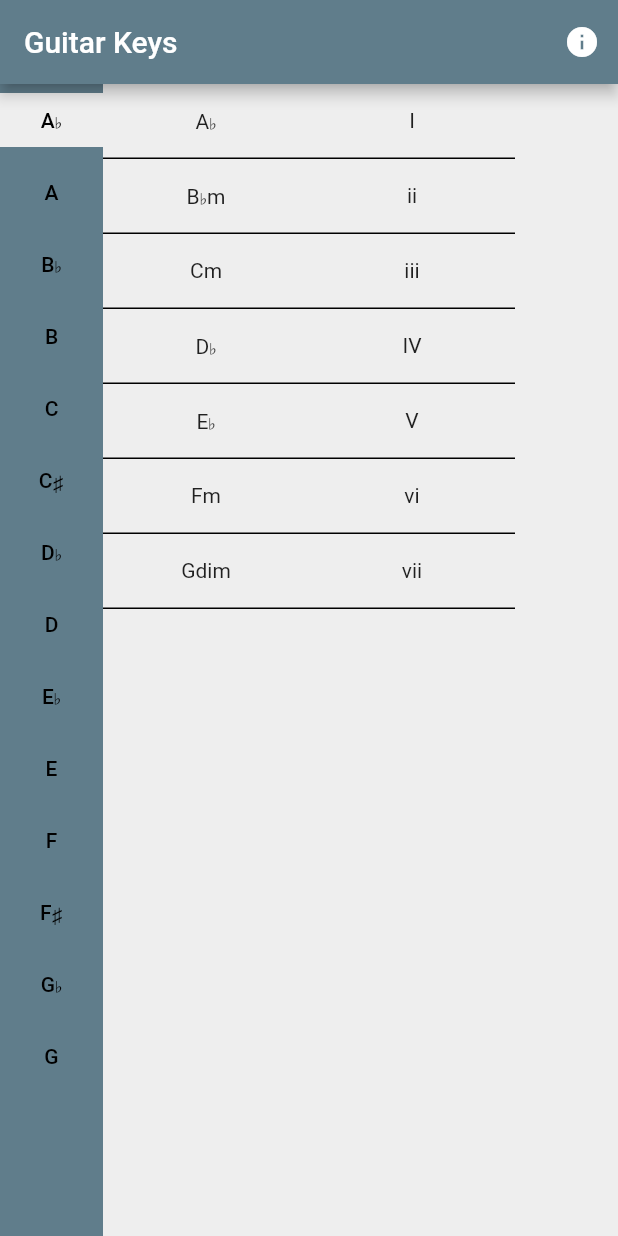
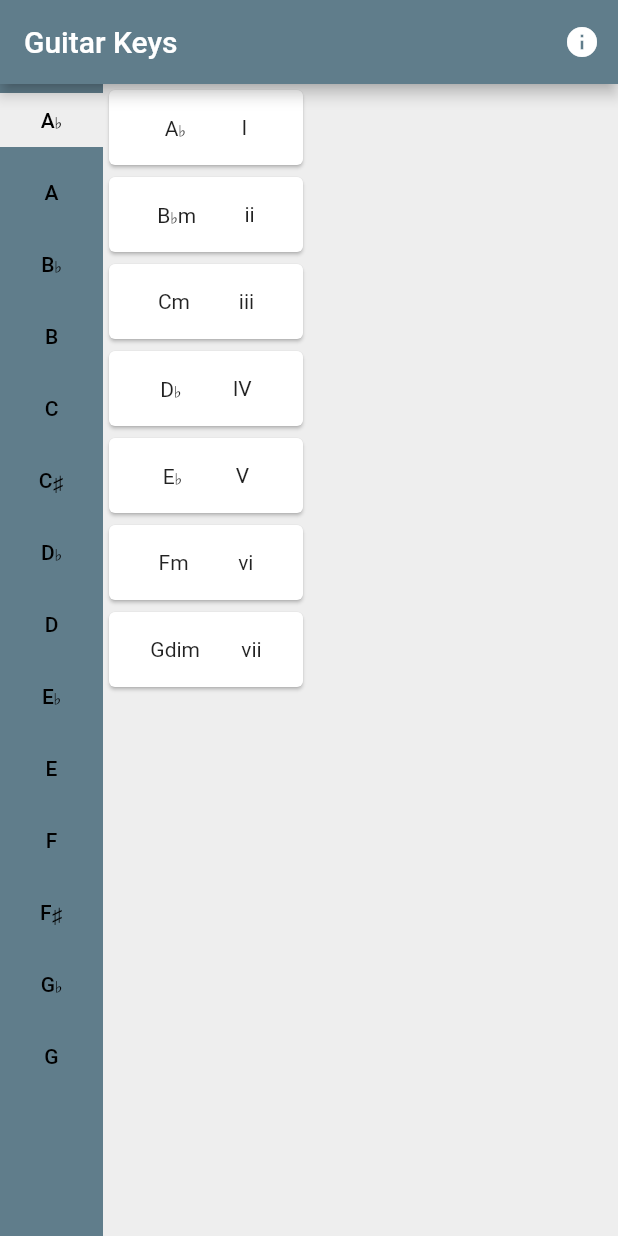
Before and after one commit to bjw16/Guitar_Keys, a Flutter app: the screen it shows after launch, on a phone screen of 412 x 824 dp. Run offline on Flutter 3.47's test engine with Material 2 defaults, Android fonts, the light colour scheme and no system bars.

Commit message:
Changed look of displayed chords

```diff
--- a/guitar_keys/lib/main.dart
+++ b/guitar_keys/lib/main.dart
@@ -98,9 +98,8 @@ class _MyHomePageState extends State<MyHomePage> {
         body: Container(
             color: Colors.grey.shade200,
             child: Center(
-          child: Row(
-            mainAxisAlignment: MainAxisAlignment.start,
-            children: <Widget>[
+              child: Row(mainAxisAlignment: MainAxisAlignment.start, children: <
+                  Widget>[
                 Container(
                   color: Colors.blueGrey,
                   height: MediaQuery.of(context).size.height,
@@ -112,7 +111,8 @@ class _MyHomePageState extends State<MyHomePage> {
                           style: ButtonStyle(
                             shape: MaterialStateProperty.all(
                                 RoundedRectangleBorder(
-                                  borderRadius: BorderRadius.all(Radius.zero))),
+                                    borderRadius:
+                                        BorderRadius.all(Radius.zero))),
                             backgroundColor: (index == selected)
                                 ? MaterialStateProperty.all(
                                     Colors.grey.shade200,
@@ -134,8 +134,9 @@ class _MyHomePageState extends State<MyHomePage> {
                       }),
                 ),
                 Container(
-                  child:
-                      Row(mainAxisAlignment: MainAxisAlignment.end, children: [
+                  child: Row(
+                    mainAxisAlignment: MainAxisAlignment.end,
+                    children: [
                       Container(
                         height: MediaQuery.of(context).size.height,
                         width: MediaQuery.of(context).size.width / 3,
@@ -143,36 +144,27 @@ class _MyHomePageState extends State<MyHomePage> {
                             physics: const NeverScrollableScrollPhysics(),
                             itemCount: currentList.length,
                             itemBuilder: (BuildContext context, int index) {
-                        return Container(
-                            decoration: BoxDecoration(
-                                border: Border(bottom: BorderSide())),
+                              return Card(
+                                child: Container(
                                   height: 50,
                                   child: Center(
-                              child: Text(currentList[index]),
-                            ));
-                      }),
-                ),
-                Container(
-                  height: MediaQuery.of(context).size.height,
-                  width: MediaQuery.of(context).size.width / 3,
-                  child: ListView.builder(
-                      physics: const NeverScrollableScrollPhysics(),
-                      itemCount: NoteNumber.length,
-                      itemBuilder: (BuildContext context, int index) {
-                        return Container(
-                            decoration: BoxDecoration(
-                                border: Border(bottom: BorderSide())),
-                            height: 50,
-                            child: Center(
-                              child: Text(NoteNumber[index].toString()),
-                            ));
-                      }),
-                )
-              ]))
+                                    child: Row(
+                                      mainAxisAlignment:
+                                          MainAxisAlignment.spaceEvenly,
+                                      children: [
+                                        Text(currentList[index]),
+                                        Text(NoteNumber[index].toString())
                                       ],
                                     ),
                                   ),
                                 ),
                               );
+                            }),
+                      ),
+                    ],
+                  ),
+                ),
+              ]),
+            )));
   }
 }
```
Also changed, not shown: 1 other file. Lines whose indentation alone changed are shown as unchanged.
